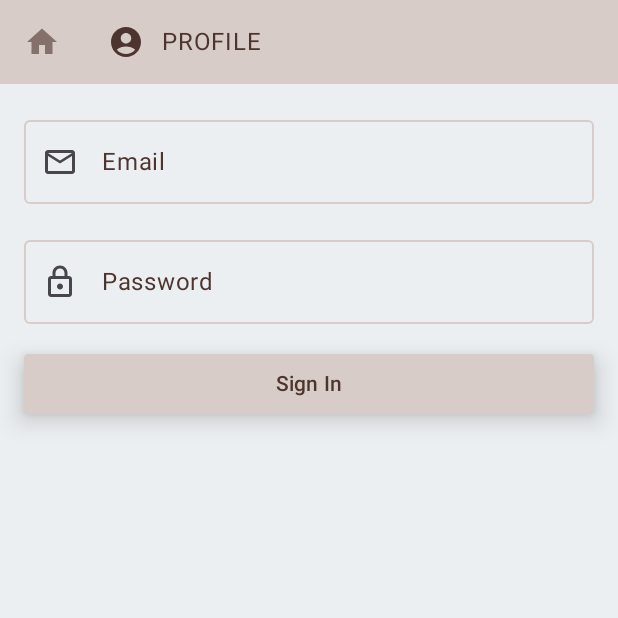
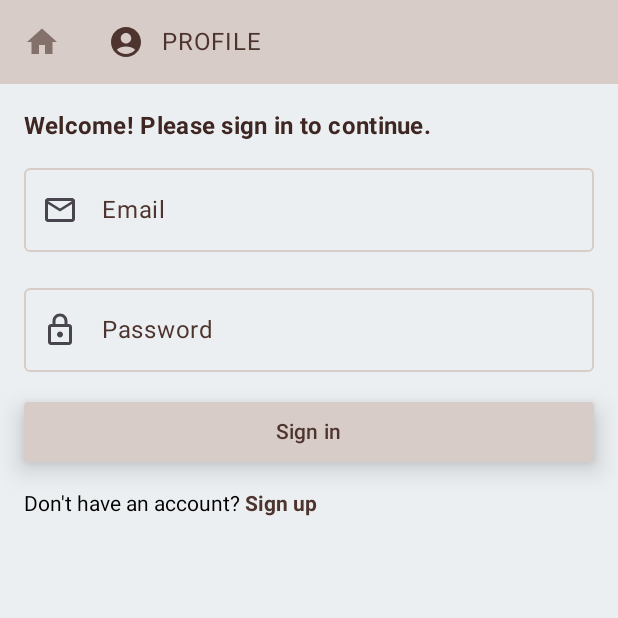
Before and after one commit to FrietStoofvlees/CoffeeBrewer, an Android app built with Jetpack Compose: the screen it shows after launch (MainActivity), tab 2 chosen, on a phone screen of 412 x 824 dp, the top half of it. Run offline under Robolectric (Android 15) with nearby library versions, the phone set to English and light mode, and no system bars; our stand-ins replace Firebase (no records; nobody signed in at launch, a user with empty details on screens opened directly).

Commit message:
Added ClickableTextComponent for navigation

```diff
--- a/app/src/main/java/be/frietstoofvlees/coffeebrewer/CoffeeBrewerDestination.kt
+++ b/app/src/main/java/be/frietstoofvlees/coffeebrewer/CoffeeBrewerDestination.kt
@@ -30,4 +30,4 @@ object SignUp : CoffeeBrewerDestination {
     override val route = "sign up"
 }
 
-val tabRowScreens = listOf(Home, Profile, SignIn)
+val tabRowScreens = listOf(Home, Profile, SignIn, SignUp)
--- a/app/src/main/java/be/frietstoofvlees/coffeebrewer/MainActivity.kt
+++ b/app/src/main/java/be/frietstoofvlees/coffeebrewer/MainActivity.kt
@@ -22,6 +22,7 @@ import be.frietstoofvlees.coffeebrewer.ui.components.CoffeeBrewerTabRow
 import be.frietstoofvlees.coffeebrewer.ui.screens.HomeScreen
 import be.frietstoofvlees.coffeebrewer.ui.screens.ProfileScreen
 import be.frietstoofvlees.coffeebrewer.ui.screens.SignInScreen
+import be.frietstoofvlees.coffeebrewer.ui.screens.SignUpScreen
 import be.frietstoofvlees.coffeebrewer.ui.theme.CoffeeBrewerTheme
 import com.google.firebase.Firebase
 import com.google.firebase.auth.FirebaseAuth
@@ -77,7 +78,10 @@ fun CoffeeBrewerApp(navController: NavHostController = rememberNavController())
                     ProfileScreen(onNavigateToSignIn = { navController.navigate(SignIn.route)})
                 }
                 composable(route = SignIn.route) {
-                    SignInScreen(onNavigateToProfile = { navController.navigate(Profile.route)})
+                    SignInScreen(onNavigateToProfile = { navController.navigate(Profile.route)}, onNavigateToSignUp = { navController.navigate(SignUp.route)})
+                }
+                composable(route = SignUp.route) {
+                    SignUpScreen(onNavigateToSignIn = { navController.navigate(SignIn.route)})
                 }
             }
         }
--- a/app/src/main/java/be/frietstoofvlees/coffeebrewer/ui/components/AppComponents.kt
+++ b/app/src/main/java/be/frietstoofvlees/coffeebrewer/ui/components/AppComponents.kt
@@ -5,6 +5,7 @@ package be.frietstoofvlees.coffeebrewer.ui.components
 import android.widget.TextClock
 import androidx.compose.foundation.layout.*
 import androidx.compose.foundation.shape.RoundedCornerShape
+import androidx.compose.foundation.text.ClickableText
 import androidx.compose.foundation.text.KeyboardOptions
 import androidx.compose.material.*
 import androidx.compose.material3.ExperimentalMaterial3Api
@@ -20,7 +21,11 @@ import androidx.compose.ui.Modifier
 import androidx.compose.ui.draw.clip
 import androidx.compose.ui.graphics.toArgb
 import androidx.compose.ui.graphics.vector.ImageVector
+import androidx.compose.ui.text.SpanStyle
+import androidx.compose.ui.text.buildAnnotatedString
+import androidx.compose.ui.text.font.FontWeight
 import androidx.compose.ui.text.input.ImeAction
+import androidx.compose.ui.text.withStyle
 import androidx.compose.ui.unit.dp
 import androidx.compose.ui.viewinterop.AndroidView
 
@@ -112,3 +117,28 @@ fun CustomClock() {
         modifier = Modifier.padding(bottom = 16.dp)
     )
 }
+
+@Composable
+fun ClickableTextComponent(header: String, textValue: String, navigateTo: () -> Unit = {}) {
+    val annotatedString = buildAnnotatedString {
+        append(header)
+        withStyle(
+            style = SpanStyle(color = MaterialTheme.colorScheme.primary, fontWeight = FontWeight.Bold)
+        ) {
+            pushStringAnnotation(tag = textValue, annotation = textValue)
+            append(textValue)
+        }
+    }
+
+    ClickableText(
+        text = annotatedString,
+        onClick = { offset ->
+            annotatedString.getStringAnnotations(offset, offset)
+                .firstOrNull()?.also { span ->
+                    if (span.item == textValue) {
+                        navigateTo()
+                    }
+                }
+        }
+    )
+}
--- a/app/src/main/java/be/frietstoofvlees/coffeebrewer/ui/components/CoffeeBrewerTabRow.kt
+++ b/app/src/main/java/be/frietstoofvlees/coffeebrewer/ui/components/CoffeeBrewerTabRow.kt
@@ -52,7 +52,7 @@ fun CoffeeBrewerTabRow(
                 .selectableGroup()
                 .background(MaterialTheme.colorScheme.secondary)
         ) {
-            allScreens.filterNot { it.route == SignIn.route}.forEach { screen ->
+            allScreens.filterNot { it.route == SignIn.route || it.route == SignUp.route}.forEach { screen ->
                 CoffeeBrewerTab(
                     text = screen.route,
                     icon = screen.icon,
--- a/app/src/main/java/be/frietstoofvlees/coffeebrewer/ui/screens/SignInScreen.kt
+++ b/app/src/main/java/be/frietstoofvlees/coffeebrewer/ui/screens/SignInScreen.kt
@@ -18,16 +18,24 @@ import androidx.compose.material3.Text
 import androidx.compose.runtime.Composable
 import androidx.compose.ui.Modifier
 import androidx.compose.ui.res.stringResource
+import androidx.compose.ui.text.font.FontWeight
 import androidx.compose.ui.unit.dp
 import androidx.lifecycle.viewmodel.compose.viewModel
 import be.frietstoofvlees.coffeebrewer.R
+import be.frietstoofvlees.coffeebrewer.ui.components.ClickableTextComponent
 import be.frietstoofvlees.coffeebrewer.ui.components.InputFieldComponent
 
 @Composable
-fun SignInScreen(viewModel: SignInViewModel = viewModel(factory = SignInViewModel.Factory), onNavigateToProfile: () -> Unit = {}) {
+    fun SignInScreen(viewModel: SignInViewModel = viewModel(factory = SignInViewModel.Factory), onNavigateToProfile: () -> Unit = {}, onNavigateToSignUp: () -> Unit = {}) {
     Column(modifier = Modifier
         .fillMaxSize()
         .padding(16.dp)) {
+        Text(
+            text = "Welcome! Please sign in to continue.",
+            style = MaterialTheme.typography.titleMedium,
+            fontWeight = FontWeight.Bold,
+            modifier = Modifier.padding(bottom = 8.dp)
+        )
         InputFieldComponent(
             labelValue = stringResource(R.string.email),
             icon = Icons.Outlined.Email,
@@ -61,6 +69,13 @@ fun SignInScreen(viewModel: SignInViewModel = viewModel(factory = SignInViewMode
             ) {
             Text(text = stringResource(R.string.sign_in))
         }
+        Spacer(modifier = Modifier.height(16.dp))
+        ClickableTextComponent(
+            header = stringResource(id = R.string.sign_up_header),
+            textValue = stringResource(id = R.string.sign_up),
+            navigateTo = onNavigateToSignUp
+        )
+        Spacer(modifier = Modifier.height(16.dp))
         if (viewModel.authenticationInProgress.value) {
             CircularProgressIndicator()
         }
--- a/app/src/main/res/values/strings.xml
+++ b/app/src/main/res/values/strings.xml
@@ -2,7 +2,9 @@
     <string name="app_name">CoffeeBrewer</string>
     <string name="email">Email</string>
     <string name="password">Password</string>
-    <string name="sign_in">Sign In</string>
-    <string name="sign_up">Sign Up</string>
-    <string name="sign_out">Sign Out</string>
+    <string name="sign_in">Sign in</string>
+    <string name="sign_up">Sign up</string>
+    <string name="sign_out">Sign out</string>
+    <string name="sign_up_header">"Don't have an account? "</string>
+    <string name="sign_in_header">"Already have an account? "</string>
 </resources>
```
Also changed, not shown: app/src/main/java/be/frietstoofvlees/coffeebrewer/ui/screens/SignUpScreen.kt (+16 -1 lines).
